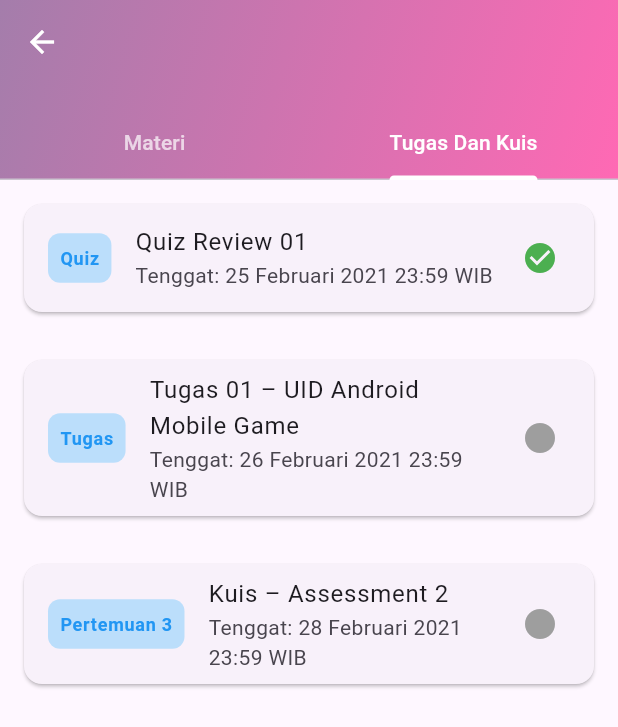
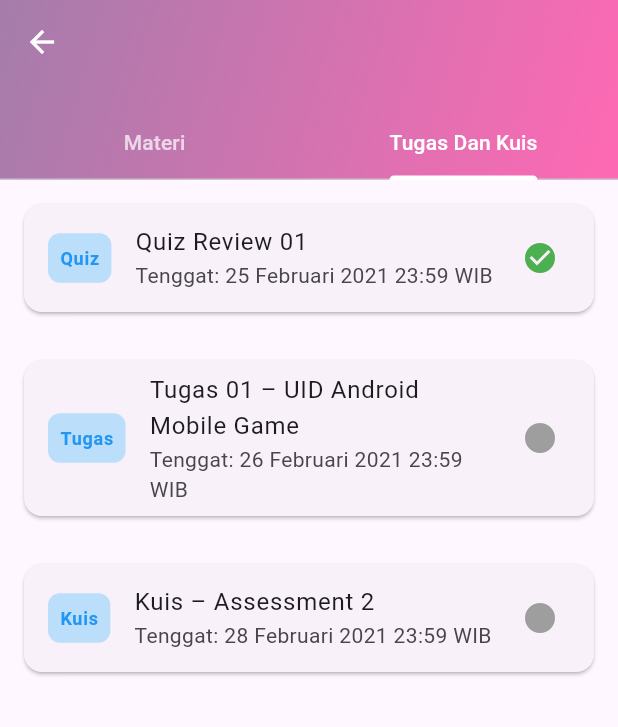
Before and after one commit to Afriyaniwulandari/LearningMS, a Flutter app: the CourseDetailPage screen opened directly with empty values, tab 2 chosen, on a phone screen of 412 x 824 dp. Shown: the top 727 px of the screen. Run offline on Flutter 3.47's test engine with Material 3 defaults, Android fonts, the phone set to English and light mode, and no system bars.

Commit message:
Memperbarui Tampilan di Kelas-Login-Profile

```diff
--- a/lib/kelas_page.dart
+++ b/lib/kelas_page.dart
@@ -235,10 +235,11 @@ class CourseDetailPage extends StatelessWidget {
               },
             ),
             // Tab Tugas dan Kuis
-            ListView(
-              children: [
-                // Quiz
-                Card(
+            ListView.builder(
+              itemCount: tugasDanKuis.length,
+              itemBuilder: (context, index) {
+                final item = tugasDanKuis[index];
+                return Card(
                   margin: const EdgeInsets.all(16),
                   shape: RoundedRectangleBorder(
                     borderRadius: BorderRadius.circular(12),
@@ -250,78 +251,41 @@ class CourseDetailPage extends StatelessWidget {
                         color: Colors.blue[100],
                         borderRadius: BorderRadius.circular(8),
                       ),
-                      child: const Text(
-                        'Quiz',
-                        style: TextStyle(
+                      child: Text(
+                        item['type']!,
+                        style: const TextStyle(
                           color: Colors.blue,
                           fontSize: 12,
                           fontWeight: FontWeight.bold,
                         ),
                       ),
                     ),
-                    title: const Text('Quiz Review 01'),
-                    subtitle: const Text('Tenggat: 25 Februari 2021 23:59 WIB'),
-                    trailing: const Icon(
-                      Icons.check_circle,
-                      color: Colors.green,
+                    title: Text(item['title']!),
+                    subtitle: Text(item['subtitle']!),
+                    trailing: Icon(
+                      item['completed']! ? Icons.check_circle : Icons.circle,
+                      color: item['completed']! ? Colors.green : Colors.grey,
                     ),
+                    onTap: () {
+                      if (item['type'] == 'Quiz' || item['type'] == 'Kuis') {
+                        Navigator.push(
+                          context,
+                          MaterialPageRoute(
+                            builder: (context) => DetailKuisPage(item: item),
+                          ),
+                        );
+                      } else {
+                        Navigator.push(
+                          context,
+                          MaterialPageRoute(
+                            builder: (context) => DetailTugasPage(item: item),
+                          ),
+                        );
+                      }
+                    },
                   ),
-                ),
-                // Tugas
-                Card(
-                  margin: const EdgeInsets.all(16),
-                  shape: RoundedRectangleBorder(
-                    borderRadius: BorderRadius.circular(12),
-                  ),
-                  child: ListTile(
-                    leading: Container(
-                      padding: const EdgeInsets.all(8),
-                      decoration: BoxDecoration(
-                        color: Colors.blue[100],
-                        borderRadius: BorderRadius.circular(8),
-                      ),
-                      child: const Text(
-                        'Tugas',
-                        style: TextStyle(
-                          color: Colors.blue,
-                          fontSize: 12,
-                          fontWeight: FontWeight.bold,
-                        ),
-                      ),
-                    ),
-                    title: const Text('Tugas 01 – UID Android Mobile Game'),
-                    subtitle: const Text('Tenggat: 26 Februari 2021 23:59 WIB'),
-                    trailing: const Icon(Icons.circle, color: Colors.grey),
-                  ),
-                ),
-                // Another Quiz
-                Card(
-                  margin: const EdgeInsets.all(16),
-                  shape: RoundedRectangleBorder(
-                    borderRadius: BorderRadius.circular(12),
-                  ),
-                  child: ListTile(
-                    leading: Container(
-                      padding: const EdgeInsets.all(8),
-                      decoration: BoxDecoration(
-                        color: Colors.blue[100],
-                        borderRadius: BorderRadius.circular(8),
-                      ),
-                      child: const Text(
-                        'Pertemuan 3',
-                        style: TextStyle(
-                          color: Colors.blue,
-                          fontSize: 12,
-                          fontWeight: FontWeight.bold,
-                        ),
-                      ),
-                    ),
-                    title: const Text('Kuis – Assessment 2'),
-                    subtitle: const Text('Tenggat: 28 Februari 2021 23:59 WIB'),
-                    trailing: const Icon(Icons.circle, color: Colors.grey),
-                  ),
-                ),
-              ],
+                );
+              },
             ),
           ],
         ),
@@ -428,6 +392,132 @@ class DetailMateriPage extends StatelessWidget {
   }
 }
 
+class DetailKuisPage extends StatelessWidget {
+  final Map<String, dynamic> item;
+
+  const DetailKuisPage({super.key, required this.item});
+
+  @override
+  Widget build(BuildContext context) {
+    return Scaffold(
+      appBar: AppBar(
+        leading: IconButton(
+          icon: const Icon(Icons.arrow_back),
+          onPressed: () => Navigator.of(context).pop(),
+        ),
+        title: Text(item['title']!),
+        backgroundColor: const Color(0xFFA47DAB),
+      ),
+      body: SingleChildScrollView(
+        padding: const EdgeInsets.all(16),
+        child: Column(
+          crossAxisAlignment: CrossAxisAlignment.start,
+          children: [
+            Text(
+              item['title']!,
+              style: const TextStyle(fontSize: 18, fontWeight: FontWeight.bold),
+            ),
+            const SizedBox(height: 16),
+            const Text(
+              'Deskripsi: Jawab pertanyaan berikut untuk menyelesaikan kuis.',
+              style: TextStyle(fontSize: 16),
+            ),
+            const SizedBox(height: 16),
+            Card(
+              shape: RoundedRectangleBorder(
+                borderRadius: BorderRadius.circular(12),
+              ),
+              child: const Column(
+                children: [
+                  ListTile(
+                    title: Text('Pertanyaan 1: Apa itu User Interface Design?'),
+                    subtitle: Text('Jawab dengan singkat.'),
+                  ),
+                  Divider(),
+                  ListTile(
+                    title: Text('Pertanyaan 2: Sebutkan 3 prinsip desain UI.'),
+                    subtitle: Text('Berikan contoh.'),
+                  ),
+                  Divider(),
+                  ListTile(
+                    title: Text(
+                      'Pertanyaan 3: Jelaskan peran UX dalam aplikasi mobile.',
+                    ),
+                    subtitle: Text('Diskusikan pentingnya.'),
+                  ),
+                ],
+              ),
+            ),
+          ],
+        ),
+      ),
+    );
+  }
+}
+
+class DetailTugasPage extends StatelessWidget {
+  final Map<String, dynamic> item;
+
+  const DetailTugasPage({super.key, required this.item});
+
+  @override
+  Widget build(BuildContext context) {
+    return Scaffold(
+      appBar: AppBar(
+        leading: IconButton(
+          icon: const Icon(Icons.arrow_back),
+          onPressed: () => Navigator.of(context).pop(),
+        ),
+        title: Text(item['title']!),
+        backgroundColor: const Color(0xFFA47DAB),
+      ),
+      body: SingleChildScrollView(
+        padding: const EdgeInsets.all(16),
+        child: Column(
+          crossAxisAlignment: CrossAxisAlignment.start,
+          children: [
+            Text(
+              item['title']!,
+              style: const TextStyle(fontSize: 18, fontWeight: FontWeight.bold),
+            ),
+            const SizedBox(height: 16),
+            const Text(
+              'Deskripsi: Buat aplikasi mobile game sederhana menggunakan prinsip UI Design.',
+              style: TextStyle(fontSize: 16),
+            ),
+            const SizedBox(height: 16),
+            Card(
+              shape: RoundedRectangleBorder(
+                borderRadius: BorderRadius.circular(12),
+              ),
+              child: Column(
+                children: [
+                  const ListTile(
+                    leading: Icon(Icons.picture_as_pdf),
+                    title: Text('Panduan Tugas.pdf'),
+                    subtitle: Text('PDF - 2 MB'),
+                  ),
+                  const Divider(),
+                  const ListTile(
+                    leading: Icon(Icons.link),
+                    title: Text('Referensi Android Development'),
+                    subtitle: Text('URL'),
+                  ),
+                  const Divider(),
+                  ListTile(
+                    title: const Text('Tenggat Pengumpulan'),
+                    subtitle: Text(item['subtitle']!),
+                  ),
+                ],
+              ),
+            ),
+          ],
+        ),
+      ),
+    );
+  }
+}
+
 const List<Map<String, dynamic>> courses = [
   {
     'name': 'DESAIN ANTARMUKA & PENGALAMAN PENGGUNA',
@@ -473,6 +563,27 @@ const List<Map<String, dynamic>> courses = [
   },
 ];
 
+const List<Map<String, dynamic>> tugasDanKuis = [
+  {
+    'type': 'Quiz',
+    'title': 'Quiz Review 01',
+    'subtitle': 'Tenggat: 25 Februari 2021 23:59 WIB',
+    'completed': true,
+  },
+  {
+    'type': 'Tugas',
+    'title': 'Tugas 01 – UID Android Mobile Game',
+    'subtitle': 'Tenggat: 26 Februari 2021 23:59 WIB',
+    'completed': false,
+  },
+  {
+    'type': 'Kuis',
+    'title': 'Kuis – Assessment 2',
+    'subtitle': 'Tenggat: 28 Februari 2021 23:59 WIB',
+    'completed': false,
+  },
+];
+
 const List<Map<String, dynamic>> materials = [
   {
     'title': '01 – Pengantar User Interface Design',
--- a/lib/profile_page.dart
+++ b/lib/profile_page.dart
@@ -57,7 +57,8 @@ class _ProfilePageState extends State<ProfilePage> {
                   Center(
                     child: Column(
                       mainAxisAlignment: MainAxisAlignment.center,
-                      children: const [
+                      children: [
+                        SizedBox(height: 20),
                         CircleAvatar(
                           radius: 50,
                           backgroundColor: Colors.white,
```
Also changed, not shown: lib/login_screen.dart (+0 -12 lines).
